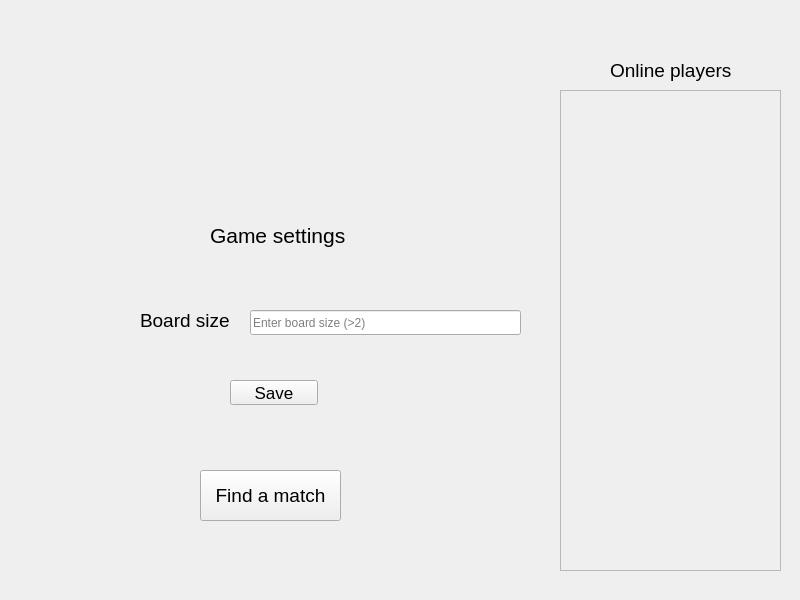
The window that GUI/homepage.ui (nguyenbahoang02/LTM) describes before a commit, drawn with Qt 5.
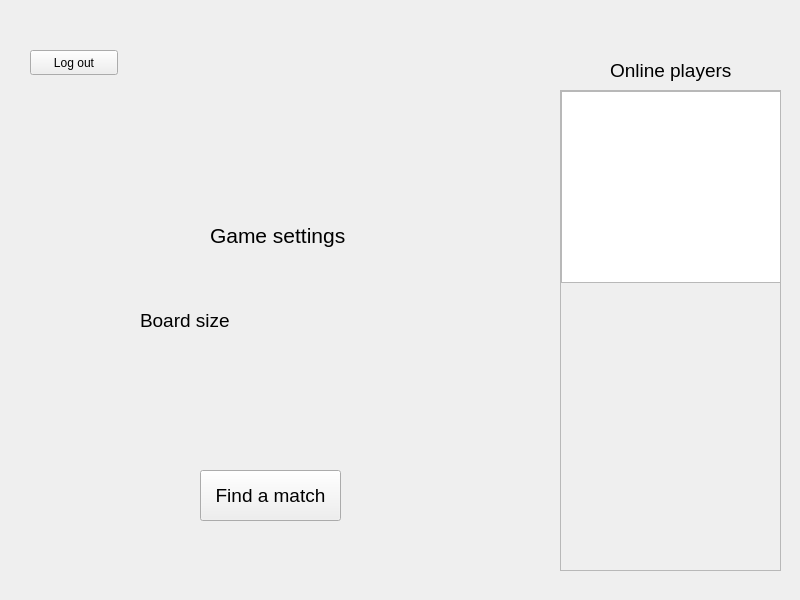
The same window after the commit.

Diff of the .ui file:
```diff
--- a/GUI/homepage.ui
+++ b/GUI/homepage.ui
@@ -52,19 +52,6 @@
     <string>Find a match</string>
    </property>
   </widget>
-  <widget class="QLineEdit" name="lineEdit">
-   <property name="geometry">
-    <rect>
-     <x>250</x>
-     <y>310</y>
-     <width>271</width>
-     <height>25</height>
-    </rect>
-   </property>
-   <property name="placeholderText">
-    <string>Enter board size (&gt;2)</string>
-   </property>
-  </widget>
   <widget class="QLabel" name="label_3">
    <property name="geometry">
     <rect>
@@ -101,25 +88,7 @@
     <string>Board size</string>
    </property>
   </widget>
-  <widget class="QPushButton" name="save_btn">
-   <property name="geometry">
-    <rect>
-     <x>230</x>
-     <y>380</y>
-     <width>88</width>
-     <height>25</height>
-    </rect>
-   </property>
-   <property name="font">
-    <font>
-     <pointsize>13</pointsize>
-    </font>
-   </property>
-   <property name="text">
-    <string>Save</string>
-   </property>
-  </widget>
-  <widget class="QScrollArea" name="list_players">
+  <widget class="QScrollArea" name="scrollArea">
    <property name="geometry">
     <rect>
      <x>560</x>
@@ -140,8 +109,31 @@
       <height>479</height>
      </rect>
     </property>
+    <widget class="QListView" name="listView">
+     <property name="geometry">
+      <rect>
+       <x>0</x>
+       <y>0</y>
+       <width>221</width>
+       <height>192</height>
+      </rect>
+     </property>
+    </widget>
    </widget>
   </widget>
+  <widget class="QPushButton" name="log_out_btn">
+   <property name="geometry">
+    <rect>
+     <x>30</x>
+     <y>50</y>
+     <width>88</width>
+     <height>25</height>
+    </rect>
+   </property>
+   <property name="text">
+    <string>Log out</string>
+   </property>
+  </widget>
  </widget>
  <resources/>
  <connections/>
```
